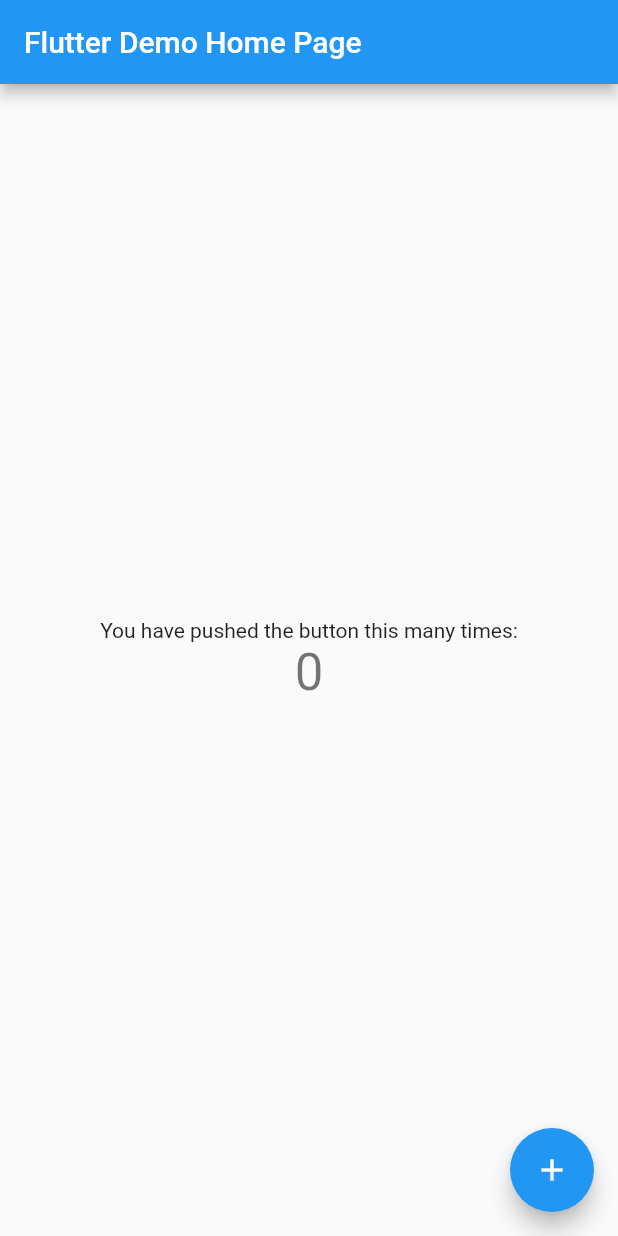
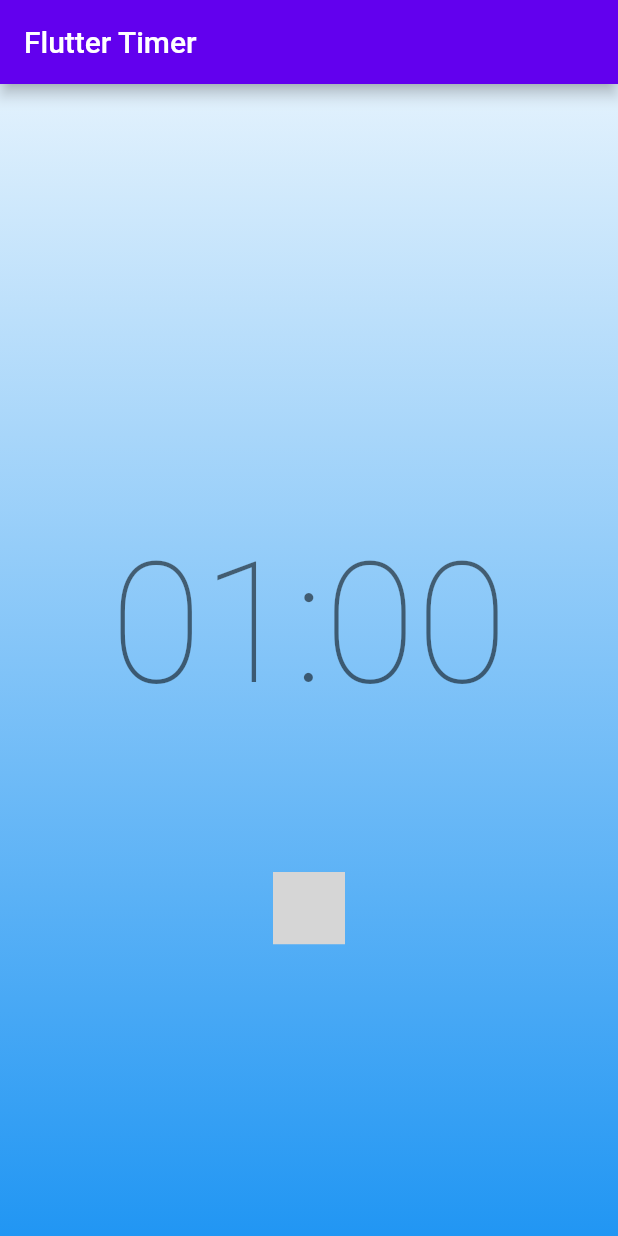
Before and after one commit to lukeschleder/bloc_timer, a Flutter app: the screen it shows after launch, on a phone screen of 412 x 824 dp. Run offline on Flutter 3.47's test engine with Material 2 defaults, Android fonts, the phone set to English and light mode, and no system bars; our stand-ins replace bloc, equatable, flutter_bloc; statements that could not run were skipped; grey boxes are pictures that could not be loaded.

Commit message:
create bloc state events and UI

```diff
--- a/lib/app.dart
+++ b/lib/app.dart
@@ -0,0 +1,20 @@
+import 'package:flutter/material.dart';
+import 'package:bloc_timer/timer/timer.dart';
+
+class App extends StatelessWidget {
+  const App({super.key});
+
+  @override
+  Widget build(BuildContext context) {
+    return MaterialApp(
+      title: 'Flutter Timer',
+      theme: ThemeData(
+        primaryColor: const Color.fromRGBO(109, 234, 255, 1),
+        colorScheme: const ColorScheme.light(
+          secondary: Color.fromRGBO(72, 74, 126, 1),
+        ),
+      ),
+      home: const TimerPage(),
+    );
+  }
+}
--- a/lib/main.dart
+++ b/lib/main.dart
@@ -1,115 +1,4 @@
 import 'package:flutter/material.dart';
+import 'package:bloc_timer/app.dart';
 
-void main() {
-  runApp(const MyApp());
-}
-
-class MyApp extends StatelessWidget {
-  const MyApp({super.key});
-
-  // This widget is the root of your application.
-  @override
-  Widget build(BuildContext context) {
-    return MaterialApp(
-      title: 'Flutter Demo',
-      theme: ThemeData(
-        // This is the theme of your application.
-        //
-        // Try running your application with "flutter run". You'll see the
-        // application has a blue toolbar. Then, without quitting the app, try
-        // changing the primarySwatch below to Colors.green and then invoke
-        // "hot reload" (press "r" in the console where you ran "flutter run",
-        // or simply save your changes to "hot reload" in a Flutter IDE).
-        // Notice that the counter didn't reset back to zero; the application
-        // is not restarted.
-        primarySwatch: Colors.blue,
-      ),
-      home: const MyHomePage(title: 'Flutter Demo Home Page'),
-    );
-  }
-}
-
-class MyHomePage extends StatefulWidget {
-  const MyHomePage({super.key, required this.title});
-
-  // This widget is the home page of your application. It is stateful, meaning
-  // that it has a State object (defined below) that contains fields that affect
-  // how it looks.
-
-  // This class is the configuration for the state. It holds the values (in this
-  // case the title) provided by the parent (in this case the App widget) and
-  // used by the build method of the State. Fields in a Widget subclass are
-  // always marked "final".
-
-  final String title;
-
-  @override
-  State<MyHomePage> createState() => _MyHomePageState();
-}
-
-class _MyHomePageState extends State<MyHomePage> {
-  int _counter = 0;
-
-  void _incrementCounter() {
-    setState(() {
-      // This call to setState tells the Flutter framework that something has
-      // changed in this State, which causes it to rerun the build method below
-      // so that the display can reflect the updated values. If we changed
-      // _counter without calling setState(), then the build method would not be
-      // called again, and so nothing would appear to happen.
-      _counter++;
-    });
-  }
-
-  @override
-  Widget build(BuildContext context) {
-    // This method is rerun every time setState is called, for instance as done
-    // by the _incrementCounter method above.
-    //
-    // The Flutter framework has been optimized to make rerunning build methods
-    // fast, so that you can just rebuild anything that needs updating rather
-    // than having to individually change instances of widgets.
-    return Scaffold(
-      appBar: AppBar(
-        // Here we take the value from the MyHomePage object that was created by
-        // the App.build method, and use it to set our appbar title.
-        title: Text(widget.title),
-      ),
-      body: Center(
-        // Center is a layout widget. It takes a single child and positions it
-        // in the middle of the parent.
-        child: Column(
-          // Column is also a layout widget. It takes a list of children and
-          // arranges them vertically. By default, it sizes itself to fit its
-          // children horizontally, and tries to be as tall as its parent.
-          //
-          // Invoke "debug painting" (press "p" in the console, choose the
-          // "Toggle Debug Paint" action from the Flutter Inspector in Android
-          // Studio, or the "Toggle Debug Paint" command in Visual Studio Code)
-          // to see the wireframe for each widget.
-          //
-          // Column has various properties to control how it sizes itself and
-          // how it positions its children. Here we use mainAxisAlignment to
-          // center the children vertically; the main axis here is the vertical
-          // axis because Columns are vertical (the cross axis would be
-          // horizontal).
-          mainAxisAlignment: MainAxisAlignment.center,
-          children: <Widget>[
-            const Text(
-              'You have pushed the button this many times:',
-            ),
-            Text(
-              '$_counter',
-              style: Theme.of(context).textTheme.headlineMedium,
-            ),
-          ],
-        ),
-      ),
-      floatingActionButton: FloatingActionButton(
-        onPressed: _incrementCounter,
-        tooltip: 'Increment',
-        child: const Icon(Icons.add),
-      ), // This trailing comma makes auto-formatting nicer for build methods.
-    );
-  }
-}
+void main() => runApp(const App());
--- a/lib/ticker.dart
+++ b/lib/ticker.dart
@@ -0,0 +1,7 @@
+class Ticker {
+  const Ticker();
+  Stream<int> tick({required int ticks}) {
+    return Stream.periodic(const Duration(seconds: 1), (x) => ticks - x - 1)
+        .take(ticks);
+  }
+}
--- a/lib/timer/bloc/timer_bloc.dart
+++ b/lib/timer/bloc/timer_bloc.dart
@@ -0,0 +1,66 @@
+import 'dart:async';
+
+import 'package:bloc/bloc.dart';
+import 'package:bloc_timer/ticker.dart';
+import 'package:equatable/equatable.dart';
+
+part 'timer_event.dart';
+part 'timer_state.dart';
+
+class TimerBloc extends Bloc<TimerEvent, TimerState> {
+  TimerBloc({required Ticker ticker})
+      : _ticker = ticker,
+        super(const TimerInitial(_duration)) {
+    on<TimerStarted>(_onStarted);
+    on<TimerPaused>(_onPaused);
+    on<TimerResumed>(_onResumed);
+    on<TimerReset>(_onReset);
+    on<_TimerTicked>(_onTicked);
+  }
+
+  final Ticker _ticker;
+  static const int _duration = 60;
+
+  StreamSubscription<int>? _tickerSubscription;
+
+  @override
+  Future<void> close() {
+    _tickerSubscription?.cancel();
+    return super.close();
+  }
+
+  void _onStarted(TimerStarted event, Emitter<TimerState> emit) {
+    emit(TimerRunInProgress(event.duration));
+    _tickerSubscription?.cancel();
+    _tickerSubscription = _ticker
+        .tick(ticks: event.duration)
+        .listen((duration) => add(_TimerTicked(duration: duration)));
+  }
+
+  void _onPaused(TimerPaused event, Emitter<TimerState> emit) {
+    if (state is TimerRunInProgress) {
+      _tickerSubscription?.pause();
+      emit(TimerRunPause(state.duration));
+    }
+  }
+
+  void _onResumed(TimerResumed resume, Emitter<TimerState> emit) {
+    if (state is TimerRunPause) {
+      _tickerSubscription?.resume();
+      emit(TimerRunInProgress(state.duration));
+    }
+  }
+
+  void _onReset(TimerReset event, Emitter<TimerState> emit) {
+    _tickerSubscription?.cancel();
+    emit(const TimerInitial(_duration));
+  }
+
+  void _onTicked(_TimerTicked event, Emitter<TimerState> emit) {
+    emit(
+      event.duration > 0
+          ? TimerRunInProgress(event.duration)
+          : const TimerRunComplete(),
+    );
+  }
+}
--- a/lib/timer/bloc/timer_event.dart
+++ b/lib/timer/bloc/timer_event.dart
@@ -0,0 +1,27 @@
+part of 'timer_bloc.dart';
+
+sealed class TimerEvent {
+  const TimerEvent();
+}
+
+final class TimerStarted extends TimerEvent {
+  const TimerStarted({required this.duration});
+  final int duration;
+}
+
+final class TimerPaused extends TimerEvent {
+  const TimerPaused();
+}
+
+final class TimerResumed extends TimerEvent {
+  const TimerResumed();
+}
+
+class TimerReset extends TimerEvent {
+  const TimerReset();
+}
+
+class _TimerTicked extends TimerEvent {
+  const _TimerTicked({required this.duration});
+  final int duration;
+}
--- a/lib/timer/bloc/timer_state.dart
+++ b/lib/timer/bloc/timer_state.dart
@@ -0,0 +1,34 @@
+part of 'timer_bloc.dart';
+
+sealed class TimerState extends Equatable {
+  const TimerState(this.duration);
+  final int duration;
+
+  @override
+  List<Object> get props => [duration];
+}
+
+final class TimerInitial extends TimerState {
+  const TimerInitial(super.duration);
+
+  @override
+  String toString() => 'TimerInitial { duration: $duration }';
+}
+
+final class TimerRunPause extends TimerState {
+  const TimerRunPause(super.duration);
+
+  @override
+  String toString() => 'TimerRunPause { duration: $duration }';
+}
+
+final class TimerRunInProgress extends TimerState {
+  const TimerRunInProgress(super.duration);
+
+  @override
+  String toString() => 'TimerRunInProgress { duration: $duration }';
+}
+
+final class TimerRunComplete extends TimerState {
+  const TimerRunComplete() : super(0);
+}
--- a/lib/timer/timer.dart
+++ b/lib/timer/timer.dart
@@ -0,0 +1,2 @@
+export 'bloc/timer_bloc.dart';
+export 'view/timer_page.dart';
--- a/lib/timer/view/timer_page.dart
+++ b/lib/timer/view/timer_page.dart
@@ -0,0 +1,134 @@
+import 'package:bloc_timer/timer/bloc/timer_bloc.dart';
+import 'package:flutter/material.dart';
+import 'package:flutter_bloc/flutter_bloc.dart';
+import 'package:bloc_timer/ticker.dart';
+import 'package:bloc_timer/timer/timer.dart';
+
+class TimerPage extends StatelessWidget {
+  const TimerPage({Key? key}) : super(key: key);
+  @override
+  Widget build(BuildContext context) {
+    return BlocProvider(
+      create: (_) => TimerBloc(ticker: const Ticker()),
+      child: const TimerView(),
+    );
+  }
+}
+
+class TimerView extends StatelessWidget {
+  const TimerView({Key? key}) : super(key: key);
+  @override
+  Widget build(BuildContext context) {
+    return Scaffold(
+      appBar: AppBar(title: const Text('Flutter Timer')),
+      body: const Stack(
+        children: [
+          Background(),
+          Column(
+            mainAxisAlignment: MainAxisAlignment.center,
+            crossAxisAlignment: CrossAxisAlignment.center,
+            children: <Widget>[
+              Padding(
+                padding: EdgeInsets.symmetric(vertical: 100.0),
+                child: Center(child: TimerText()),
+              ),
+              Actions(),
+            ],
+          ),
+        ],
+      ),
+    );
+  }
+}
+
+class TimerText extends StatelessWidget {
+  const TimerText({Key? key}) : super(key: key);
+  @override
+  Widget build(BuildContext context) {
+    final duration = context.select((TimerBloc bloc) => bloc.state.duration);
+    final minutesStr =
+        ((duration / 60) % 60).floor().toString().padLeft(2, '0');
+    final secondsStr = (duration % 60).floor().toString().padLeft(2, '0');
+    return Text(
+      '$minutesStr:$secondsStr',
+      style: Theme.of(context).textTheme.displayLarge,
+    );
+  }
+}
+class Actions extends StatelessWidget {
+  const Actions({super.key});
+
+  @override
+  Widget build(BuildContext context) {
+    return BlocBuilder<TimerBloc, TimerState>(
+      buildWhen: (prev, state) => prev.runtimeType != state.runtimeType,
+      builder: (context, state) {
+        return Row(
+          mainAxisAlignment: MainAxisAlignment.spaceEvenly,
+          children: [
+            ...switch (state) {
+              TimerInitial() => [
+                  FloatingActionButton(
+                    child: const Icon(Icons.play_arrow),
+                    onPressed: () => context
+                        .read<TimerBloc>()
+                        .add(TimerStarted(duration: state.duration)),
+                  ),
+                ],
+              TimerRunInProgress() => [
+                  FloatingActionButton(
+                    child: const Icon(Icons.pause),
+                    onPressed: () =>
+                        context.read<TimerBloc>().add(const TimerPaused()),
+                  ),
+                  FloatingActionButton(
+                    child: const Icon(Icons.replay),
+                    onPressed: () =>
+                        context.read<TimerBloc>().add(const TimerReset()),
+                  ),
+                ],
+              TimerRunPause() => [
+                  FloatingActionButton(
+                    child: const Icon(Icons.play_arrow),
+                    onPressed: () =>
+                        context.read<TimerBloc>().add(const TimerResumed()),
+                  ),
+                  FloatingActionButton(
+                    child: const Icon(Icons.replay),
+                    onPressed: () =>
+                        context.read<TimerBloc>().add(const TimerReset()),
+                  ),
+                ],
+              TimerRunComplete() => [
+                  FloatingActionButton(
+                    child: const Icon(Icons.replay),
+                    onPressed: () =>
+                        context.read<TimerBloc>().add(const TimerReset()),
+                  ),
+                ]
+            }
+          ],
+        );
+      },
+    );
+  }
+}
+
+class Background extends StatelessWidget {
+  const Background({Key? key}) : super(key: key);
+  @override
+  Widget build(BuildContext context) {
+    return Container(
+      decoration: BoxDecoration(
+        gradient: LinearGradient(
+          begin: Alignment.topCenter,
+          end: Alignment.bottomCenter,
+          colors: [
+            Colors.blue.shade50,
+            Colors.blue.shade500,
+          ],
+        ),
+      ),
+    );
+  }
+}
--- a/pubspec.yaml
+++ b/pubspec.yaml
@@ -15,6 +15,7 @@ dependencies:
 
 dev_dependencies:
   bloc_test: ^9.0.0
+  flutter_lints: ^2.0.1
   flutter_test:
     sdk: flutter
   mocktail: ^0.3.0
```
Also changed, not shown: pubspec.lock, 1 other file.
